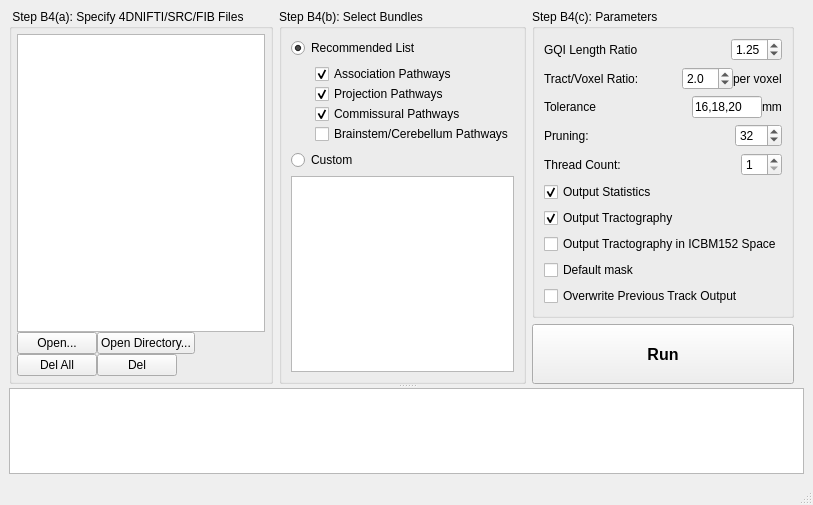
The window that auto_track.ui (frankyeh/DSI-Studio) describes before a commit, drawn with Qt 5.
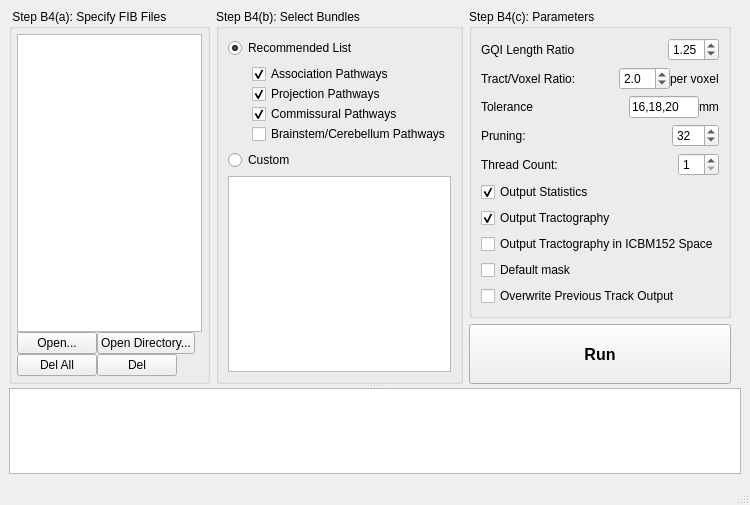
The same window after the commit. Icons and pictures are not drawn.

Patch:
```diff
--- a/auto_track.ui
+++ b/auto_track.ui
@@ -34,7 +34,7 @@
            </sizepolicy>
           </property>
           <property name="title">
-           <string> Step B4(a): Specify 4DNIFTI/SRC/FIB Files</string>
+           <string> Step B4(a): Specify FIB Files</string>
           </property>
           <layout class="QVBoxLayout" name="verticalLayout_7">
            <property name="spacing">
```
